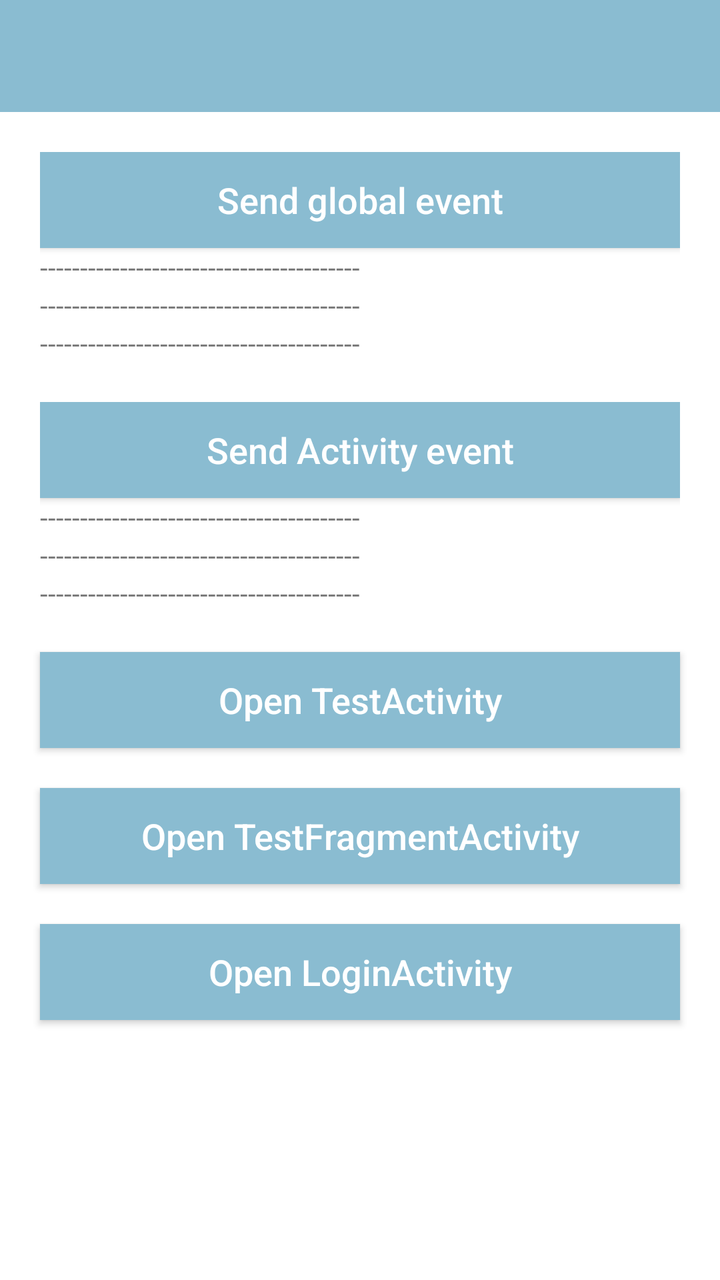
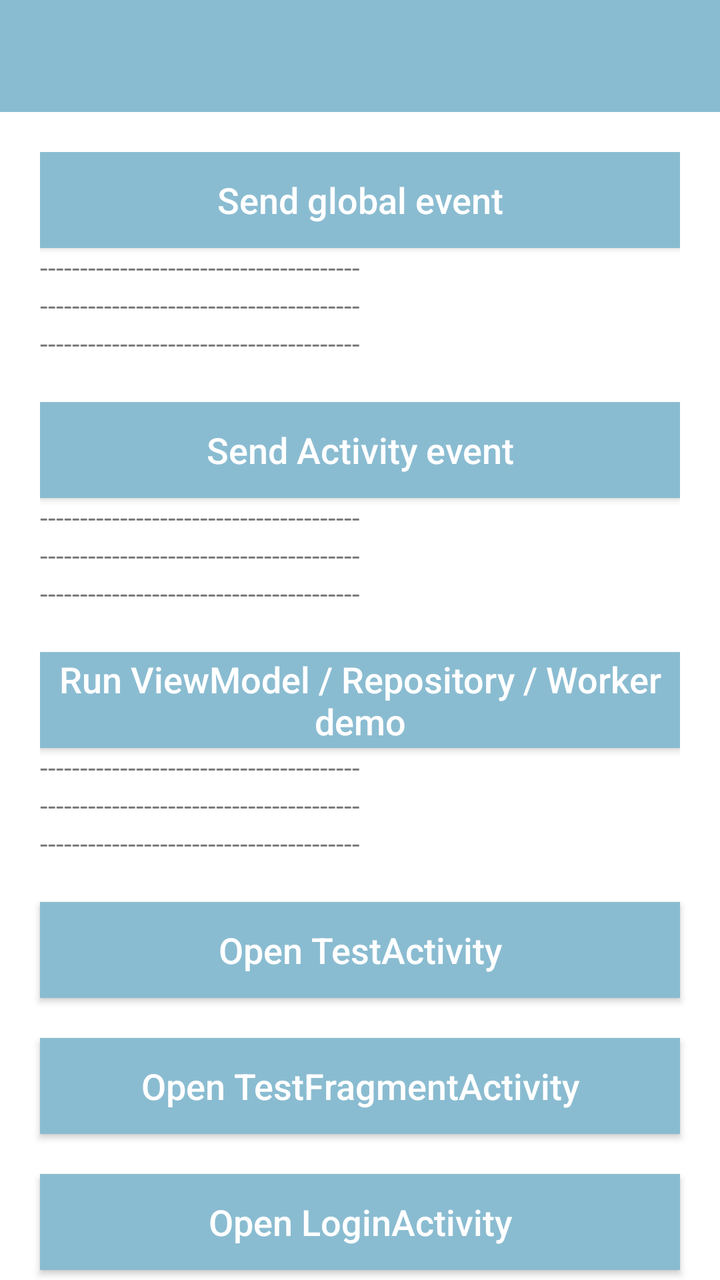

An Android layout rendered at two revisions. The XML below is the earlier revision; the diff shows what the commit changed to produce the second picture.
<!-- AndroidManifest.xml: application theme AppTheme -->
<!-- res/layout/activity_main.xml -->
<?xml version="1.0" encoding="utf-8"?>
<androidx.constraintlayout.widget.ConstraintLayout xmlns:android="http://schemas.android.com/apk/res/android"
    xmlns:app="http://schemas.android.com/apk/res-auto"
    xmlns:tools="http://schemas.android.com/tools"
    android:layout_width="match_parent"
    android:layout_height="match_parent"
    android:animateLayoutChanges="true"
    tools:context="com.logan.flowbusapp.MainActivity">

    <androidx.appcompat.widget.Toolbar
        android:id="@+id/toolbar"
        android:layout_width="match_parent"
        android:layout_height="wrap_content"
        android:background="@color/autumn_wave"
        app:layout_constraintTop_toTopOf="parent"
        app:popupTheme="@style/ThemeOverlay.AppCompat.Light"
        app:theme="@style/AppTheme.Toolbar"
        app:titleTextColor="@android:color/white" />

    <LinearLayout
        android:id="@+id/llGlobalEvent"
        android:layout_width="match_parent"
        android:layout_height="wrap_content"
        android:layout_margin="20dp"
        android:orientation="vertical"
        app:layout_constraintLeft_toLeftOf="parent"
        app:layout_constraintRight_toRightOf="parent"
        app:layout_constraintTop_toBottomOf="@+id/toolbar">

        <Button
            android:id="@+id/btnSendGlobalEvent"
            style="@style/Widget.AppCompat.Button.Colored"
            android:layout_width="match_parent"
            android:layout_height="wrap_content"
            android:background="@color/autumn_wave"
            android:text="@string/sendGlobalEvent"
            android:textAllCaps="false"
            android:textColor="@color/white"
            android:textSize="18sp" />

        <androidx.appcompat.widget.AppCompatTextView
            android:id="@+id/tvGlobalEvent01"
            android:layout_width="match_parent"
            android:layout_height="wrap_content"
            android:text="@string/default_placeholder_log_text" />

        <androidx.appcompat.widget.AppCompatTextView
            android:id="@+id/tvGlobalEvent02"
            android:layout_width="match_parent"
            android:layout_height="wrap_content"
            android:text="@string/default_placeholder_log_text" />

        <androidx.appcompat.widget.AppCompatTextView
            android:id="@+id/tvGlobalEvent03"
            android:layout_width="match_parent"
            android:layout_height="wrap_content"
            android:text="@string/default_placeholder_log_text" />
    </LinearLayout>

    <LinearLayout
        android:id="@+id/llActivityEvent"
        android:layout_width="match_parent"
        android:layout_height="wrap_content"
        android:layout_margin="20dp"
        android:orientation="vertical"
        app:layout_constraintLeft_toLeftOf="parent"
        app:layout_constraintRight_toRightOf="parent"
        app:layout_constraintTop_toBottomOf="@+id/llGlobalEvent">

        <Button
            android:id="@+id/btnSendActivityEvent"
            style="@style/Widget.AppCompat.Button.Colored"
            android:layout_width="match_parent"
            android:layout_height="wrap_content"
            android:background="@color/autumn_wave"
            android:text="@string/sendActivityEvent"
            android:textAllCaps="false"
            android:textColor="@color/white"
            android:textSize="18sp"
            app:layout_constraintLeft_toLeftOf="parent"
            app:layout_constraintRight_toRightOf="parent"
            app:layout_constraintTop_toBottomOf="@+id/llActivityEvent" />


        <androidx.appcompat.widget.AppCompatTextView
            android:id="@+id/tvActivityEvent1"
            android:layout_width="match_parent"
            android:layout_height="wrap_content"
            android:text="@string/default_placeholder_log_text" />

        <androidx.appcompat.widget.AppCompatTextView
            android:id="@+id/tvActivityEvent2"
            android:layout_width="match_parent"
            android:layout_height="wrap_content"
            android:text="@string/default_placeholder_log_text" />

        <androidx.appcompat.widget.AppCompatTextView
            android:id="@+id/tvActivityEvent3"
            android:layout_width="match_parent"
            android:layout_height="wrap_content"
            android:text="@string/default_placeholder_log_text" />
    </LinearLayout>

    <Button
        android:id="@+id/btnJumpNextPage"
        style="@style/Widget.AppCompat.Button.Colored"
        android:layout_width="match_parent"
        android:layout_height="wrap_content"
        android:layout_marginHorizontal="20dp"
        android:layout_marginVertical="20dp"
        android:background="@color/autumn_wave"
        android:text="@string/jumpNextPage1"
        android:textAllCaps="false"
        android:textColor="@color/white"
        android:textSize="18sp"
        app:layout_constraintLeft_toLeftOf="parent"
        app:layout_constraintRight_toRightOf="parent"
        app:layout_constraintTop_toBottomOf="@+id/llActivityEvent" />

    <Button
        android:id="@+id/btnJumpNextFragmentPage"
        style="@style/Widget.AppCompat.Button.Colored"
        android:layout_width="match_parent"
        android:layout_height="wrap_content"
        android:layout_marginHorizontal="20dp"
        android:layout_marginVertical="20dp"
        android:background="@color/autumn_wave"
        android:text="@string/jumpNextPage2"
        android:textAllCaps="false"
        android:textColor="@color/white"
        android:textSize="18sp"
        app:layout_constraintLeft_toLeftOf="parent"
        app:layout_constraintRight_toRightOf="parent"
        app:layout_constraintTop_toBottomOf="@+id/btnJumpNextPage" />

    <Button
        android:id="@+id/btnJumpLoginActivity"
        style="@style/Widget.AppCompat.Button.Colored"
        android:layout_width="match_parent"
        android:layout_height="wrap_content"
        android:layout_marginHorizontal="20dp"
        android:layout_marginVertical="20dp"
        android:background="@color/autumn_wave"
        android:text="@string/jumpNextPage3"
        android:textAllCaps="false"
        android:textColor="@color/white"
        android:textSize="18sp"
        app:layout_constraintLeft_toLeftOf="parent"
        app:layout_constraintRight_toRightOf="parent"
        app:layout_constraintTop_toBottomOf="@+id/btnJumpNextFragmentPage" />

</androidx.constraintlayout.widget.ConstraintLayout>
<!-- resources referenced by this layout -->
<resources>
  <color name="autumn_wave">#8ABCD1</color>
  <color name="white">#ffffff</color>
  <string name="default_placeholder_log_text">----------------------------------------</string>
  <string name="jumpNextPage1">Open TestActivity</string>
  <string name="jumpNextPage2">Open TestFragmentActivity</string>
  <string name="jumpNextPage3">Open LoginActivity</string>
  <string name="sendActivityEvent">Send Activity event</string>
  <string name="sendGlobalEvent">Send global event</string>
  <style name="AppTheme.Toolbar" parent="ThemeOverlay.AppCompat.Dark.ActionBar">
          <item name="android:textColorPrimary">@android:color/white</item>
      </style>
  <style name="AppTheme" parent="Theme.AppCompat.DayNight.DarkActionBar">
          <item name="windowActionBar">false</item>
          <item name="windowNoTitle">true</item>
          <item name="android:windowBackground">@color/white</item>
          <item name="colorPrimary">@color/colorPrimary</item>
          <item name="colorPrimaryDark">@color/colorPrimaryDark</item>
          <item name="colorAccent">@color/colorAccent</item>
      </style>
  <color name="colorPrimary">#2775B6</color>
  <color name="colorPrimaryDark">#4E7CA1</color>
  <color name="colorAccent">#158BB8</color>
</resources>

<!-- the commit's change to res/layout/activity_main.xml (unified diff, before → after) -->
@@ -81,7 +81,6 @@
             app:layout_constraintRight_toRightOf="parent"
             app:layout_constraintTop_toBottomOf="@+id/llActivityEvent" />
 
-
         <androidx.appcompat.widget.AppCompatTextView
             android:id="@+id/tvActivityEvent1"
             android:layout_width="match_parent"
@@ -101,6 +100,46 @@
             android:text="@string/default_placeholder_log_text" />
     </LinearLayout>
 
+    <LinearLayout
+        android:id="@+id/llNonUiEvent"
+        android:layout_width="match_parent"
+        android:layout_height="wrap_content"
+        android:layout_margin="20dp"
+        android:orientation="vertical"
+        app:layout_constraintLeft_toLeftOf="parent"
+        app:layout_constraintRight_toRightOf="parent"
+        app:layout_constraintTop_toBottomOf="@+id/llActivityEvent">
+
+        <Button
+            android:id="@+id/btnRunNonUiDemo"
+            style="@style/Widget.AppCompat.Button.Colored"
+            android:layout_width="match_parent"
+            android:layout_height="wrap_content"
+            android:background="@color/autumn_wave"
+            android:text="@string/runNonUiDemo"
+            android:textAllCaps="false"
+            android:textColor="@color/white"
+            android:textSize="18sp" />
+
+        <androidx.appcompat.widget.AppCompatTextView
+            android:id="@+id/tvViewModelEvent"
+            android:layout_width="match_parent"
+            android:layout_height="wrap_content"
+            android:text="@string/default_placeholder_log_text" />
+
+        <androidx.appcompat.widget.AppCompatTextView
+            android:id="@+id/tvRepositoryEvent"
+            android:layout_width="match_parent"
+            android:layout_height="wrap_content"
+            android:text="@string/default_placeholder_log_text" />
+
+        <androidx.appcompat.widget.AppCompatTextView
+            android:id="@+id/tvWorkerEvent"
+            android:layout_width="match_parent"
+            android:layout_height="wrap_content"
+            android:text="@string/default_placeholder_log_text" />
+    </LinearLayout>
+
     <Button
         android:id="@+id/btnJumpNextPage"
         style="@style/Widget.AppCompat.Button.Colored"
@@ -115,7 +154,7 @@
         android:textSize="18sp"
         app:layout_constraintLeft_toLeftOf="parent"
         app:layout_constraintRight_toRightOf="parent"
-        app:layout_constraintTop_toBottomOf="@+id/llActivityEvent" />
+        app:layout_constraintTop_toBottomOf="@+id/llNonUiEvent" />
 
     <Button
         android:id="@+id/btnJumpNextFragmentPage"
<!-- resource entries referenced after the edit -->
@@ -6,6 +6,7 @@
   <string name="jumpNextPage1">Open TestActivity</string>
   <string name="jumpNextPage2">Open TestFragmentActivity</string>
   <string name="jumpNextPage3">Open LoginActivity</string>
+  <string name="runNonUiDemo">Run ViewModel / Repository / Worker demo</string>
   <string name="sendActivityEvent">Send Activity event</string>
   <string name="sendGlobalEvent">Send global event</string>
   <style name="AppTheme.Toolbar" parent="ThemeOverlay.AppCompat.Dark.ActionBar">
